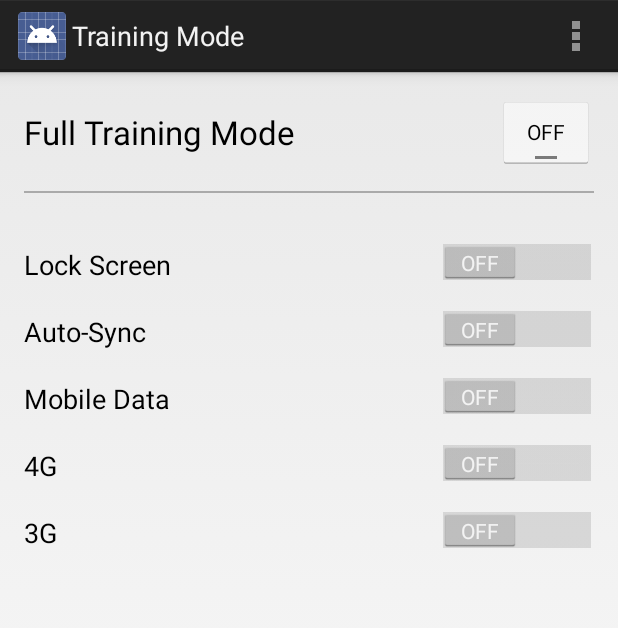
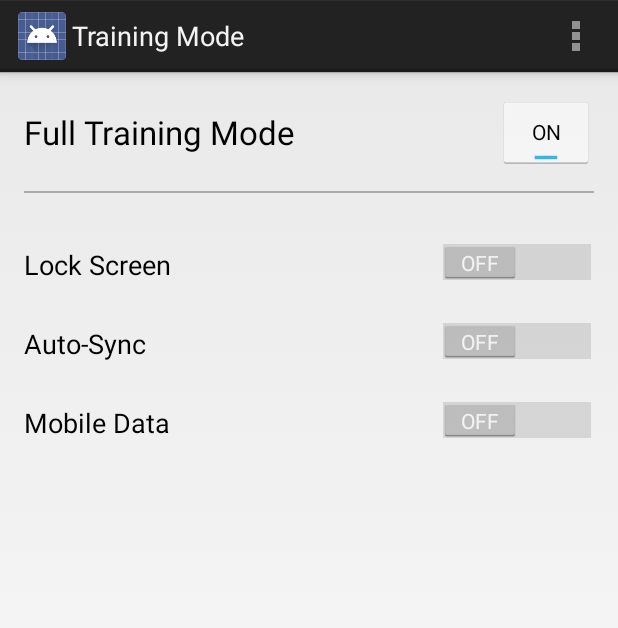
Before and after one commit to ismisepaul/trainingmode, an Android app: the screen it shows after launch (MainActivity), on a phone screen of 412 x 824 dp. Shown: the top 628 px of the screen. Run offline under Robolectric (Android 15) with nearby library versions, the phone set to English and light mode, and no system bars.

Commit message:
Added all functionality at this time lock screen, auto-sync, and mobile data are configurable. Updated the icon

```diff
--- a/app/src/main/AndroidManifest.xml
+++ b/app/src/main/AndroidManifest.xml
@@ -6,7 +6,7 @@
     <uses-permission android:name="android.permission.READ_SYNC_SETTINGS" />
     <uses-permission android:name="android.permission.WRITE_SYNC_SETTINGS" />
     <uses-permission android:name="android.permission.ACCESS_NETWORK_STATE" />
-    <uses-permission android:name="android.permission.MODIFY_PHONE_STATE" />
+    <uses-permission android:name="android.permission.CHANGE_NETWORK_STATE" />
 
     <application
         android:allowBackup="true"
--- a/app/src/main/java/ismisepaul/trainingmode/MainActivity.java
+++ b/app/src/main/java/ismisepaul/trainingmode/MainActivity.java
@@ -6,17 +6,16 @@ import android.content.Context;
 import android.content.ContentResolver;
 import android.net.ConnectivityManager;
 import android.os.Bundle;
-import android.telephony.TelephonyManager;
 import android.view.Menu;
 import android.view.MenuItem;
 import android.widget.Switch;
 import android.widget.CompoundButton;
 import android.widget.CompoundButton.OnCheckedChangeListener;
 import android.util.Log;
+import android.widget.ToggleButton;
 
+import java.lang.reflect.Field;
 import java.lang.reflect.Method;
-
-import static android.provider.Settings.Global.*;
 
 
 public class MainActivity extends Activity {
@@ -31,12 +30,18 @@ public class MainActivity extends Activity {
         * http://stackoverflow.com/questions/5773504/reenablekeyguard-not-working*/
         final KeyguardManager km = (KeyguardManager)getSystemService(Activity.KEYGUARD_SERVICE);
         final KeyguardManager.KeyguardLock lock = km.newKeyguardLock(KEYGUARD_SERVICE);
+        final Switch switch_lockScreen = (Switch) findViewById(R.id.switch_lockScreen);
+        final Switch switch_autoSync = (Switch) findViewById(R.id.switch_autoSync);
+        final Switch switch_mobileData = (Switch) findViewById(R.id.switch_mobileData);
+        final ToggleButton toggleBtn_mobileData =
+                (ToggleButton) findViewById(R.id.toggleBtn_everything);
 
-        Switch switch_lockScreen = (Switch) findViewById(R.id.switch_lockScreen);
-        if(lockScreenCheck()){
-            switch_lockScreen.setChecked(lockScreenCheck());
-        }
 
+        switch_lockScreen.setChecked(getLockScreenStatus(km));
+        switch_autoSync.setChecked(getAutoSyncStatus());
+        switch_mobileData.setChecked(getMobileDataStatus());
+
+        /*lock screen listener*/
         switch_lockScreen.setOnCheckedChangeListener(new OnCheckedChangeListener() {
             public void onCheckedChanged(CompoundButton buttonView, boolean isChecked) {
                 if(isChecked){
@@ -48,11 +53,6 @@ public class MainActivity extends Activity {
         });
 
         /*Auto Sync */
-        Switch switch_autoSync = (Switch) findViewById(R.id.switch_autoSync);
-        if(getAutoSyncStatus()){
-            switch_autoSync.setChecked(getAutoSyncStatus());
-        }
-
         switch_autoSync.setOnCheckedChangeListener(new OnCheckedChangeListener() {
             public void onCheckedChanged(CompoundButton buttonView, boolean isChecked) {
                 if(isChecked){
@@ -64,11 +64,6 @@ public class MainActivity extends Activity {
         });
 
         /*Mobile Data */
-        Switch switch_mobileData = (Switch) findViewById(R.id.switch_mobileData);
-        if(getMobileDataStatus()){
-            switch_mobileData.setChecked(getMobileDataStatus());
-        }
-
         switch_mobileData.setOnCheckedChangeListener(new OnCheckedChangeListener() {
             public void onCheckedChanged(CompoundButton buttonView, boolean isChecked) {
                 if(isChecked){
@@ -79,9 +74,58 @@ public class MainActivity extends Activity {
             }
         });
 
+        /*All Settings */
+        toggleBtn_mobileData.setOnCheckedChangeListener(new OnCheckedChangeListener() {
+            public void onCheckedChanged(CompoundButton buttonView, boolean isChecked) {
+                if (isChecked) {
+                    setLockScreen(lock, Boolean.FALSE);
+                    setAutoSyncStatus(Boolean.FALSE);
+                    setMobileDataStatus(Boolean.FALSE);
+
+                    switch_lockScreen.setChecked(Boolean.FALSE);
+                    switch_autoSync.setChecked(Boolean.FALSE);
+                    switch_mobileData.setChecked(Boolean.FALSE);
+
+                } else {
+                    setLockScreen(lock, Boolean.TRUE);
+                    setAutoSyncStatus(Boolean.TRUE);
+                    setMobileDataStatus(Boolean.TRUE);
+
+                    switch_lockScreen.setChecked(Boolean.TRUE);
+                    switch_autoSync.setChecked(Boolean.TRUE);
+                    switch_mobileData.setChecked(Boolean.TRUE);
+                }
+            }
+
+           });
 
     }
 
+    @Override
+    public void onResume(){
+        /*IF the application is resumed check the status of the settings
+         * lockscreen, autosync and mobiledata */
+        super.onResume();
+
+        final Switch switch_lockScreen = (Switch) findViewById(R.id.switch_lockScreen);
+        final Switch switch_autoSync = (Switch) findViewById(R.id.switch_autoSync);
+        final Switch switch_mobileData = (Switch) findViewById(R.id.switch_mobileData);
+        final ToggleButton toggleBtn_mobileData =
+                (ToggleButton) findViewById(R.id.toggleBtn_everything);
+
+        //Check the status of autosync and mobile data and set the buttons appropriately
+        switch_autoSync.setChecked(getAutoSyncStatus());
+        switch_mobileData.setChecked(getMobileDataStatus());
+
+        /*On Resume check if all buttons are on/off and set the Full Training mode Toggle
+         * to on/off as appropriate */
+        if(!switch_lockScreen.isChecked() && !switch_autoSync.isChecked()
+                && !switch_mobileData.isChecked()){
+            toggleBtn_mobileData.setChecked(Boolean.TRUE);
+            Log.d("Full Training","set");
+        }
+
+    }
 
     @Override
     public boolean onCreateOptionsMenu(Menu menu) {
@@ -103,36 +147,13 @@ public class MainActivity extends Activity {
     }
 
     /* Return whether the keyguard requires a password to unlock. */
-    public boolean lockScreenCheck(){
-        KeyguardManager km = (KeyguardManager)getSystemService(Activity.KEYGUARD_SERVICE);
+    public boolean getLockScreenStatus(KeyguardManager km){
         return km.isKeyguardSecure();
     }
-
-    /* Turn Lock Screen Off. */
-    public void setLockScreen(KeyguardManager.KeyguardLock lock, Boolean lock_screen){
-
-        if(lock_screen) {
-            //Log.d("Setting Lock Screen", "On");
-            lock.disableKeyguard();
-            lock.reenableKeyguard();
-        }
-        else if (!lock_screen){
-            //Log.d("Setting Lock Screen", "Off");
-             lock.disableKeyguard();
-        }
-    }
-
     public boolean getAutoSyncStatus(){
         return ContentResolver.getMasterSyncAutomatically();
 
     }
-
-    public void setAutoSyncStatus(Boolean setSync){
-        Log.d("Setting Auto Sync", setSync.toString());
-        ContentResolver.setMasterSyncAutomatically(setSync);
-    }
-
-
     public boolean getMobileDataStatus(){
 
         boolean mobileDataEnabled = false; // Assume disabled
@@ -151,33 +172,73 @@ public class MainActivity extends Activity {
         return mobileDataEnabled;
     }
 
+
+    /* Turn Lock Screen Off. */
+    public void setLockScreen(KeyguardManager.KeyguardLock lock, Boolean lock_screen){
+
+        if(lock_screen) {
+            //Log.d("Setting Lock Screen", "On");
+            lock.reenableKeyguard();
+        }
+        else if (!lock_screen){
+            //Log.d("Setting Lock Screen", "Off");
+             lock.disableKeyguard();
+        }
+    }
+
+    public void setAutoSyncStatus(Boolean setSync){
+        Log.d("Setting Auto Sync", setSync.toString());
+        ContentResolver.setMasterSyncAutomatically(setSync);
+    }
+
     public void setMobileDataStatus(Boolean setMobileData){
 
-        TelephonyManager telephonyManager = (TelephonyManager)
-                getSystemService(Context.TELEPHONY_SERVICE);
+        final ConnectivityManager cm = (ConnectivityManager)
+                getSystemService(Context.CONNECTIVITY_SERVICE);
 
         try {
-            Class telephonyManagerClass = Class.forName(telephonyManager.getClass().getName());
-            Method getITelephonyMethod = telephonyManagerClass.getDeclaredMethod("getITelephony");
-            getITelephonyMethod.setAccessible(true);
-            Object ITelephonyStub = getITelephonyMethod.invoke(telephonyManager);
-            Class ITelephonyClass = Class.forName(ITelephonyStub.getClass().getName());
-            Method dataConnSwitchmethod = ITelephonyClass.getDeclaredMethod("");
-            dataConnSwitchmethod.setAccessible(true);
-            dataConnSwitchmethod.invoke(ITelephonyStub);
 
-            if (setMobileData) {
-                dataConnSwitchmethod = ITelephonyClass
-                        .getDeclaredMethod("disableDataConnectivity");
+            Class cmClass = Class.forName(cm.getClass().getName());
+            Field iConnectivityManagerField = cmClass.getDeclaredField("mService");
+            iConnectivityManagerField.setAccessible(true);
+            Object iConnectivityManager = iConnectivityManagerField.get(cm);
+            Class iConnectivityManagerClass =
+                    Class.forName(iConnectivityManager.getClass().getName());
+            Method setMobileDataEnabledMethod =
+                    iConnectivityManagerClass.getDeclaredMethod("setMobileDataEnabled", Boolean.TYPE);
+            setMobileDataEnabledMethod.setAccessible(true);
+
+            setMobileDataEnabledMethod.invoke(iConnectivityManager, setMobileData);
+
+        }
+        catch (NoSuchMethodException e) {
+            /*The method 'setMobileDataEnabled' been changed
+             * This catch tries to access the method again in Android 4.4.x */
+
+            try {
+                Class[] cArg = new Class[2];
+                cArg[0] = String.class;
+                cArg[1] = Boolean.TYPE;
+
+                Class cmClass = Class.forName(cm.getClass().getName());
+                Field iConnectivityManagerField = cmClass.getDeclaredField("mService");
+                iConnectivityManagerField.setAccessible(true);
+                Object iConnectivityManager = iConnectivityManagerField.get(cm);
+                Class iConnectivityManagerClass =
+                        Class.forName(iConnectivityManager.getClass().getName());
+                Method setMobileDataEnabledMethod =
+                        iConnectivityManagerClass.getDeclaredMethod("setMobileDataEnabled", cArg);
+
+                Object[] pArg = new Object[2];
+                pArg[0] = getPackageName();
+                pArg[1] = setMobileData;
+                setMobileDataEnabledMethod.setAccessible(true);
+                setMobileDataEnabledMethod.invoke(iConnectivityManager, pArg);
             }
-            else if (!setMobileData) {
-                dataConnSwitchmethod = ITelephonyClass
-                        .getDeclaredMethod("enableDataConnectivity");
-            }
+            catch (Exception ee){Log.e("Error", e.toString());}
 
-        } catch (Exception e) {
-            Log.e("Error", e.toString());
         }
+        catch (Exception e) {Log.e("Error", e.toString());}
 
     }
 
--- a/app/src/main/res/layout/activity_main.xml
+++ b/app/src/main/res/layout/activity_main.xml
@@ -12,7 +12,7 @@
         android:layout_width="wrap_content"
         android:layout_height="wrap_content"
         android:text="New ToggleButton"
-        android:id="@+id/toggleButton"
+        android:id="@+id/toggleBtn_everything"
         android:layout_alignParentTop="true"
         android:layout_alignEnd="@+id/view"
         android:checked="false" />
@@ -23,16 +23,16 @@
         android:textAppearance="?android:attr/textAppearanceLarge"
         android:text="Full Training Mode"
         android:id="@+id/textView"
-        android:layout_alignTop="@+id/toggleButton"
+        android:layout_alignTop="@+id/toggleBtn_everything"
         android:layout_alignParentStart="true"
-        android:layout_alignBottom="@+id/toggleButton"
+        android:layout_alignBottom="@+id/toggleBtn_everything"
         android:gravity="center_vertical" />
 
     <View
         android:layout_width="match_parent"
         android:layout_height="1dp"
         android:background="@android:color/darker_gray"
-        android:layout_below="@+id/toggleButton"
+        android:layout_below="@+id/toggleBtn_everything"
         android:layout_centerHorizontal="true"
         android:layout_marginTop="15dp"
         android:id="@+id/view" />
@@ -61,7 +61,7 @@
         android:textAppearance="?android:attr/textAppearanceMedium"
         android:text="Auto-Sync"
         android:id="@+id/textView4"
-        android:layout_marginTop="20dp"
+        android:layout_marginTop="28dp"
         android:layout_below="@+id/textView3"
         android:layout_alignParentStart="true" />
 
@@ -79,7 +79,7 @@
         android:textAppearance="?android:attr/textAppearanceMedium"
         android:text="Mobile Data"
         android:id="@+id/textView5"
-        android:layout_marginTop="20dp"
+        android:layout_marginTop="28dp"
         android:layout_below="@+id/textView4"
         android:layout_alignParentStart="true" />
 
@@ -91,40 +91,4 @@
         android:layout_alignBottom="@+id/textView5"
         android:layout_alignParentEnd="true" />
 
-    <TextView
-        android:layout_width="wrap_content"
-        android:layout_height="wrap_content"
-        android:textAppearance="?android:attr/textAppearanceMedium"
-        android:text="4G"
-        android:id="@+id/textView6"
-        android:layout_marginTop="20dp"
-        android:layout_below="@+id/textView5"
-        android:layout_alignParentStart="true" />
-
-    <Switch
-        android:layout_width="wrap_content"
-        android:layout_height="wrap_content"
-        android:id="@+id/switch4"
-        android:checked="false"
-        android:layout_alignBottom="@+id/textView6"
-        android:layout_alignParentEnd="true" />
-
-    <TextView
-        android:layout_width="wrap_content"
-        android:layout_height="wrap_content"
-        android:textAppearance="?android:attr/textAppearanceMedium"
-        android:text="3G"
-        android:id="@+id/textView7"
-        android:layout_marginTop="20dp"
-        android:layout_below="@+id/textView6"
-        android:layout_alignParentStart="true" />
-
-    <Switch
-        android:layout_width="wrap_content"
-        android:layout_height="wrap_content"
-        android:id="@+id/switch5"
-        android:checked="false"
-        android:layout_alignBottom="@+id/textView7"
-        android:layout_alignParentEnd="true" />
-
 </RelativeLayout>
```
Also changed, not shown: app/src/main/res/drawable-hdpi/ic_launcher.png, app/src/main/res/drawable-mdpi/ic_launcher.png, app/src/main/res/drawable-xhdpi/ic_launcher.png, app/src/main/res/drawable-xxhdpi/ic_launcher.png, 1 other file.
